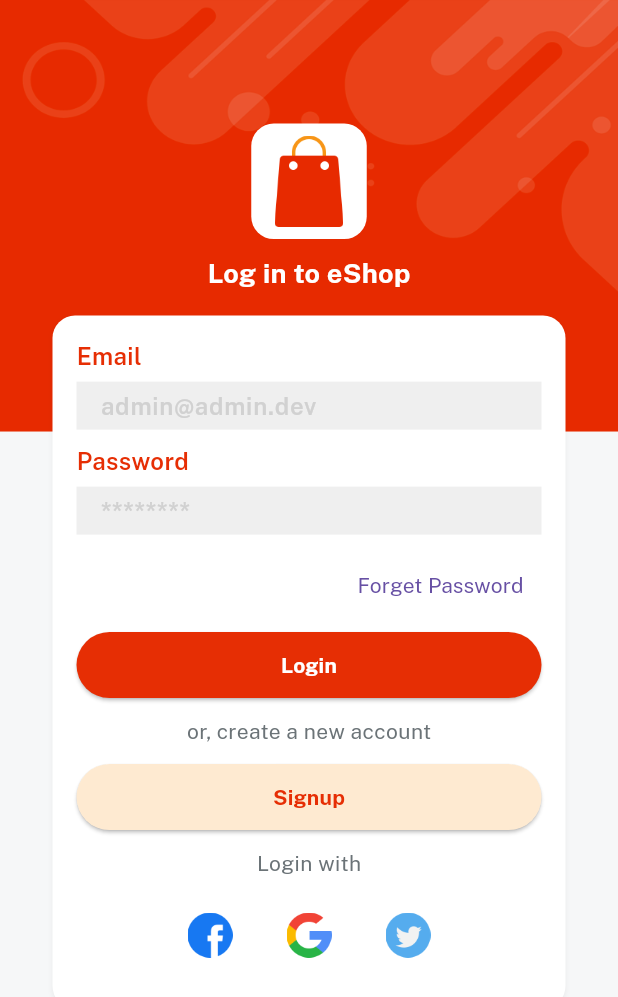
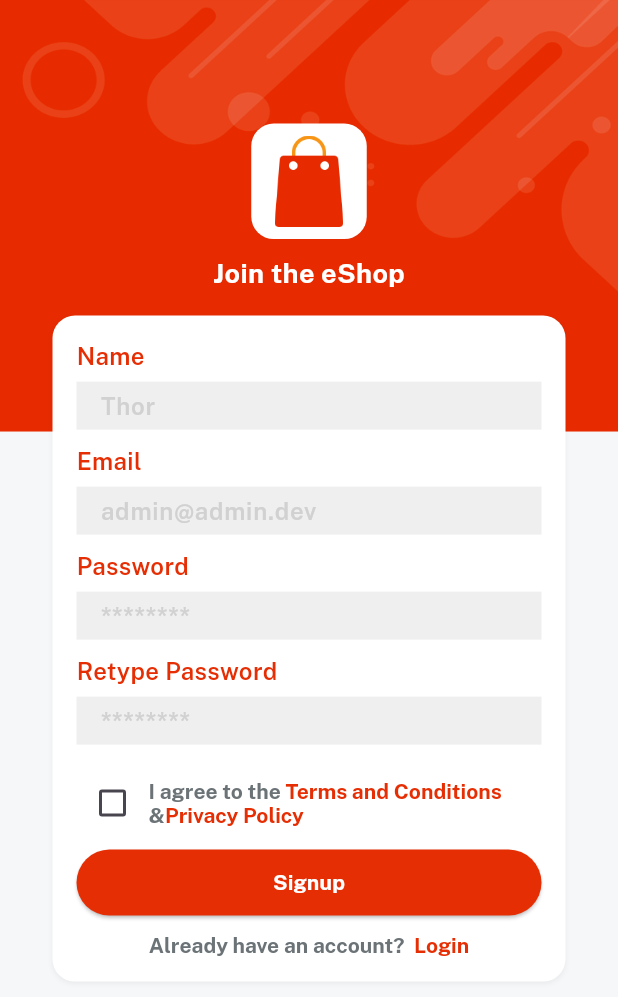
Before and after one commit to Vaibhav-kesarwani/Minimal-eShop-App, a Flutter app: the screen it shows after launch, after a tap on "Signup", on a phone screen of 412 x 824 dp. Shown: the top 997 px of the screen. Run offline on Flutter 3.47's test engine with Material 3 defaults, Android fonts, the phone set to English and light mode, and no system bars; our stand-ins replace get, velocity_x.

Commit message:
completed the singup screen ui

```diff
--- a/lib/consts/strings.dart
+++ b/lib/consts/strings.dart
@@ -5,8 +5,14 @@ const email = "Email";
 const emailHint = "admin@admin.dev";
 const password = "Password";
 const passwordHint = "********";
+const retypePassword = "Retype Password";
+const name = "Name";
+const nameHint = "Thor";
 const forgetpass = "Forget Password";
 const login = "Login";
 const signup = "Signup";
 const createNewAccount = "or, create a new account";
 const loginWith = "Login with";
+const privacyPolicy = "Privacy Policy";
+const termAndCond = "Terms and Conditions";
+const alreadyHaveAccount = "Already have an account?  ";
--- a/lib/views/auth_screen/login_screen.dart
+++ b/lib/views/auth_screen/login_screen.dart
@@ -1,10 +1,12 @@
 import 'package:ecommerceapp/consts/consts.dart';
 import 'package:ecommerceapp/consts/lists.dart';
+import 'package:ecommerceapp/views/auth_screen/signup_screen.dart';
 import 'package:ecommerceapp/widgets_common/applogo_widget.dart';
 import 'package:ecommerceapp/widgets_common/bg_widget.dart';
 import 'package:ecommerceapp/widgets_common/custom_textfield.dart';
 import 'package:ecommerceapp/widgets_common/our_button.dart';
 import 'package:flutter/material.dart';
+import 'package:get/route_manager.dart';
 
 class LoginScreen extends StatelessWidget {
   const LoginScreen({super.key});
@@ -45,7 +47,9 @@ class LoginScreen extends StatelessWidget {
                     color: lightGolden,
                     title: signup,
                     textColor: redColor,
-                    onPress: () {},
+                    onPress: () {
+                      Get.to(() => const SignupScreen());
+                    },
                   ).box.width(context.screenWidth - 50).make(),
                   10.heightBox,
                   loginWith.text.color(fontGrey).make(),
--- a/lib/views/auth_screen/signup_screen.dart
+++ b/lib/views/auth_screen/signup_screen.dart
@@ -0,0 +1,122 @@
+import 'package:ecommerceapp/consts/consts.dart';
+import 'package:ecommerceapp/widgets_common/applogo_widget.dart';
+import 'package:ecommerceapp/widgets_common/bg_widget.dart';
+import 'package:ecommerceapp/widgets_common/custom_textfield.dart';
+import 'package:ecommerceapp/widgets_common/our_button.dart';
+import 'package:flutter/material.dart';
+import 'package:get/route_manager.dart';
+
+class SignupScreen extends StatelessWidget {
+  const SignupScreen({super.key});
+
+  @override
+  Widget build(BuildContext context) {
+    return bgWidget(
+      Scaffold(
+        resizeToAvoidBottomInset: false,
+        body: Center(
+          child: Column(
+            children: [
+              (context.screenHeight * 0.1).heightBox,
+              applogoWidget(),
+              10.heightBox,
+              "Join the $appname".text.fontFamily(bold).white.size(18).make(),
+              15.heightBox,
+              Column(
+                children: [
+                  customTextField(hint: nameHint, title: name),
+                  customTextField(hint: emailHint, title: email),
+                  customTextField(hint: passwordHint, title: password),
+                  customTextField(hint: passwordHint, title: retypePassword),
+                  5.heightBox,
+                  Row(
+                    children: [
+                      Checkbox(
+                        checkColor: redColor,
+                        value: false,
+                        onChanged: (newValue) {},
+                      ),
+                      Expanded(
+                        child: RichText(
+                          text: const TextSpan(
+                            children: [
+                              TextSpan(
+                                text: "I agree to the ",
+                                style: TextStyle(
+                                  fontFamily: bold,
+                                  color: fontGrey,
+                                ),
+                              ),
+                              TextSpan(
+                                text: termAndCond,
+                                style: TextStyle(
+                                  fontFamily: bold,
+                                  color: redColor,
+                                ),
+                              ),
+                              TextSpan(
+                                text: " &",
+                                style: TextStyle(
+                                  fontFamily: bold,
+                                  color: fontGrey,
+                                ),
+                              ),
+                              TextSpan(
+                                text: privacyPolicy,
+                                style: TextStyle(
+                                  fontFamily: bold,
+                                  color: redColor,
+                                ),
+                              ),
+                            ],
+                          ),
+                        ),
+                      ),
+                    ],
+                  ),
+                  5.heightBox,
+                  ourButton(
+                    color: redColor,
+                    title: signup,
+                    textColor: whiteColor,
+                    onPress: () {},
+                  ).box.width(context.screenWidth - 50).make(),
+                  10.heightBox,
+                  RichText(
+                    text: const TextSpan(
+                      children: [
+                        TextSpan(
+                          text: alreadyHaveAccount,
+                          style: TextStyle(
+                            color: fontGrey,
+                            fontFamily: bold,
+                          ),
+                        ),
+                        TextSpan(
+                          text: login,
+                          style: TextStyle(
+                            color: redColor,
+                            fontFamily: bold,
+                          ),
+                        ),
+                      ],
+                    ),
+                  ).onTap(() {
+                    Get.back();
+                  }),
+                ],
+              )
+                  .box
+                  .white
+                  .rounded
+                  .padding(const EdgeInsets.all(16))
+                  .width(context.screenWidth - 70)
+                  .shadowSm
+                  .make(),
+            ],
+          ),
+        ),
+      ),
+    );
+  }
+}
--- a/lib/widgets_common/our_button.dart
+++ b/lib/widgets_common/our_button.dart
@@ -6,9 +6,7 @@ Widget ourButton({onPress, color, textColor, String? title}) {
       backgroundColor: color,
       padding: const EdgeInsets.all(12),
     ),
-    onPressed: () {
-      onPress;
-    },
+    onPressed: onPress,
     child: title!.text.color(textColor).fontFamily(bold).make(),
   );
 }
```
